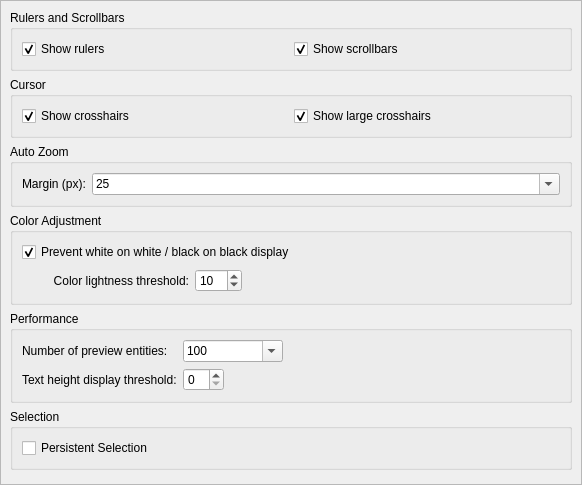
Before: the Qt Designer form scripts/Edit/AppPreferences/GraphicsViewPreferences/PreferencesPage.ui in qcad/qcad, drawn with Qt 5.
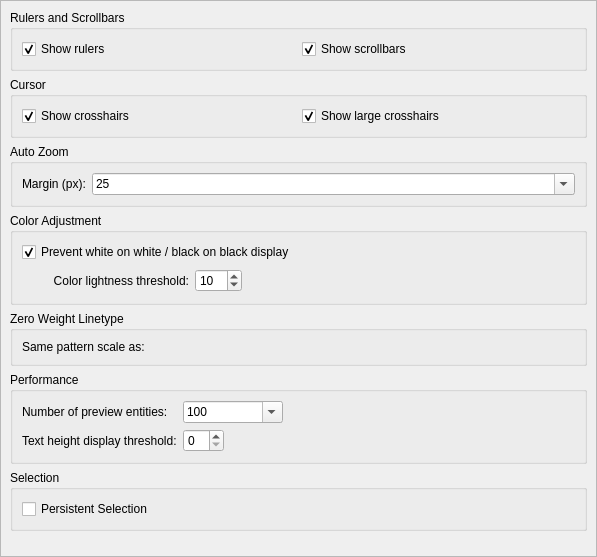
After: the same form once the commit is applied. Custom widgets are drawn as their Qt base class.

Commit message:
new view mode, preference for zero weight line lines
view mode for screen based line types
configure pattern factor of zero weight lines
preparations for custom property refactoring

The edit to the form file:
```diff
--- a/scripts/Edit/AppPreferences/GraphicsViewPreferences/PreferencesPage.ui
+++ b/scripts/Edit/AppPreferences/GraphicsViewPreferences/PreferencesPage.ui
@@ -6,8 +6,8 @@
    <rect>
     <x>0</x>
     <y>0</y>
-    <width>582</width>
-    <height>485</height>
+    <width>597</width>
+    <height>557</height>
    </rect>
   </property>
   <property name="windowTitle">
@@ -21,8 +21,8 @@
     <rect>
      <x>0</x>
      <y>0</y>
-     <width>580</width>
-     <height>483</height>
+     <width>595</width>
+     <height>555</height>
     </rect>
    </property>
    <layout class="QVBoxLayout" name="verticalLayout">
@@ -215,6 +215,32 @@
       </layout>
      </widget>
     </item>
+    <item>
+     <widget class="QGroupBox" name="groupBox_3">
+      <property name="title">
+       <string>Zero Weight Linetype</string>
+      </property>
+      <layout class="QFormLayout" name="formLayout_3">
+       <property name="fieldGrowthPolicy">
+        <enum>QFormLayout::FieldsStayAtSizeHint</enum>
+       </property>
+       <item row="0" column="0">
+        <widget class="QLabel" name="label_5">
+         <property name="text">
+          <string>Same pattern scale as:</string>
+         </property>
+        </widget>
+       </item>
+       <item row="0" column="1">
+        <widget class="RLineweightCombo" name="ZeroWeightWeight" native="true">
+         <property name="onlyFixed" stdset="0">
+          <bool>true</bool>
+         </property>
+        </widget>
+       </item>
+      </layout>
+     </widget>
+    </item>
     <item>
      <widget class="QGroupBox" name="groupBox_8">
       <property name="title">
@@ -330,6 +356,13 @@
    </layout>
   </widget>
  </widget>
+ <customwidgets>
+  <customwidget>
+   <class>RLineweightCombo</class>
+   <extends>QWidget</extends>
+   <header>rlineweightcombo.h</header>
+  </customwidget>
+ </customwidgets>
  <resources/>
  <connections>
   <connection>
```
The commit also changes 74 other files.
